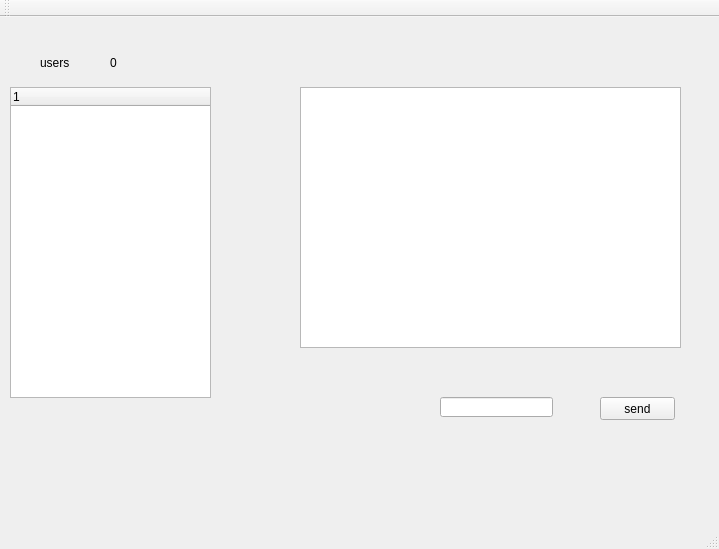
Qt form mainwindow.ui (junchao98/linux_spy) before a commit.
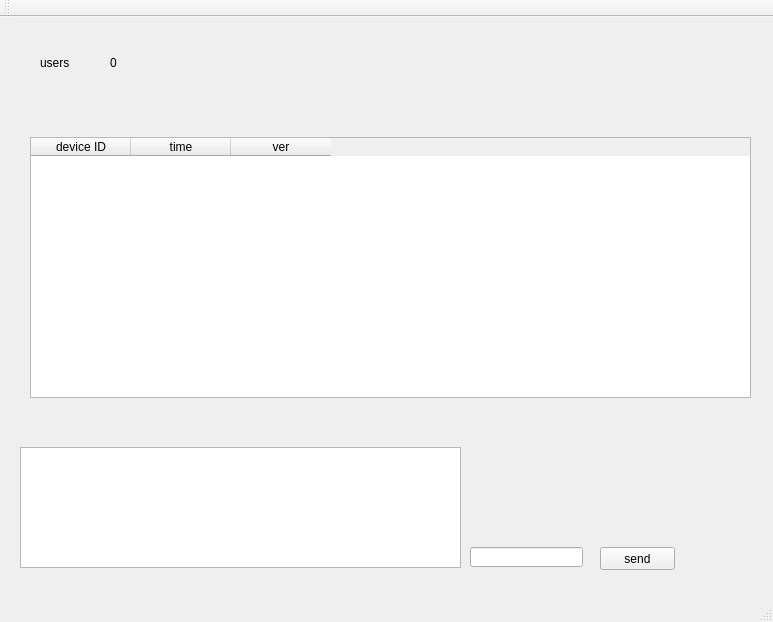
The same form after that commit.

Commit message: 添加 table

Patch:
```diff
--- a/mainwindow.ui
+++ b/mainwindow.ui
@@ -6,8 +6,8 @@
    <rect>
     <x>0</x>
     <y>0</y>
-    <width>719</width>
-    <height>549</height>
+    <width>773</width>
+    <height>622</height>
    </rect>
   </property>
   <property name="windowTitle">
@@ -18,7 +18,7 @@
     <property name="geometry">
      <rect>
       <x>600</x>
-      <y>380</y>
+      <y>530</y>
       <width>75</width>
       <height>23</height>
      </rect>
@@ -30,8 +30,8 @@
    <widget class="QLineEdit" name="lineEdit">
     <property name="geometry">
      <rect>
-      <x>440</x>
-      <y>380</y>
+      <x>470</x>
+      <y>530</y>
       <width>113</width>
       <height>20</height>
      </rect>
@@ -40,10 +40,10 @@
    <widget class="QTextBrowser" name="textBrowser">
     <property name="geometry">
      <rect>
-      <x>300</x>
-      <y>70</y>
-      <width>381</width>
-      <height>261</height>
+      <x>20</x>
+      <y>430</y>
+      <width>441</width>
+      <height>121</height>
      </rect>
     </property>
    </widget>
@@ -73,15 +73,30 @@
      <string>0</string>
     </property>
    </widget>
-   <widget class="QTreeWidget" name="treeWidget">
+   <widget class="QTableWidget" name="tableWidget">
     <property name="geometry">
      <rect>
-      <x>10</x>
-      <y>70</y>
-      <width>201</width>
-      <height>311</height>
+      <x>30</x>
+      <y>120</y>
+      <width>721</width>
+      <height>261</height>
      </rect>
     </property>
+    <column>
+     <property name="text">
+      <string>device ID</string>
+     </property>
+    </column>
+    <column>
+     <property name="text">
+      <string>time</string>
+     </property>
+    </column>
+    <column>
+     <property name="text">
+      <string>ver</string>
+     </property>
+    </column>
    </widget>
   </widget>
   <widget class="QMenuBar" name="menuBar">
```
Left out of the diff: 2 changed lines with no effect on the pictures. The commit also changes 5 other files.
